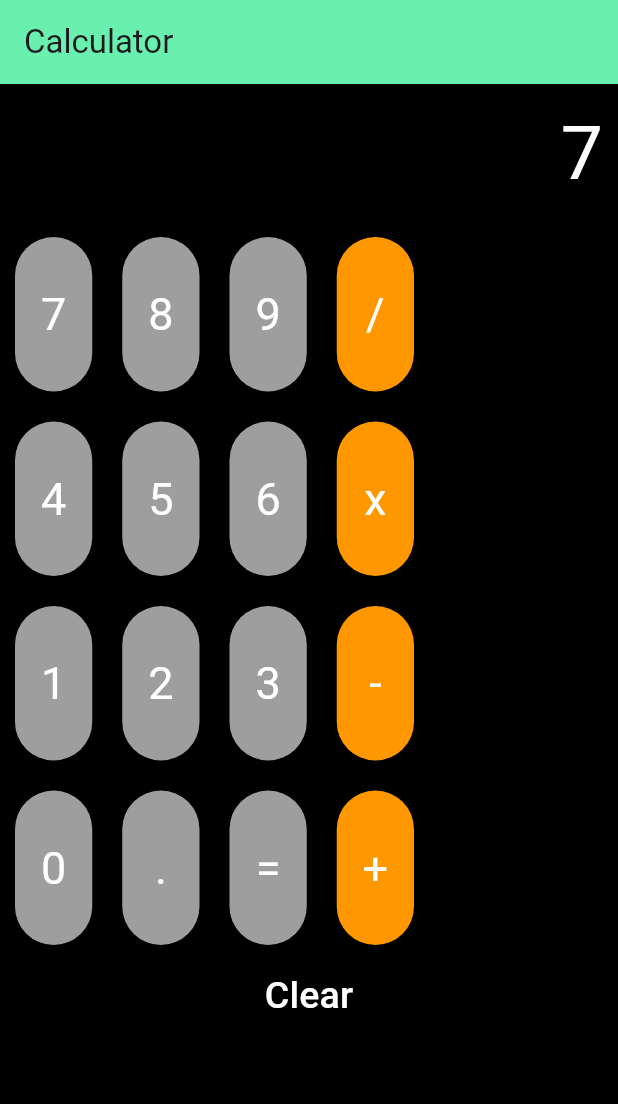
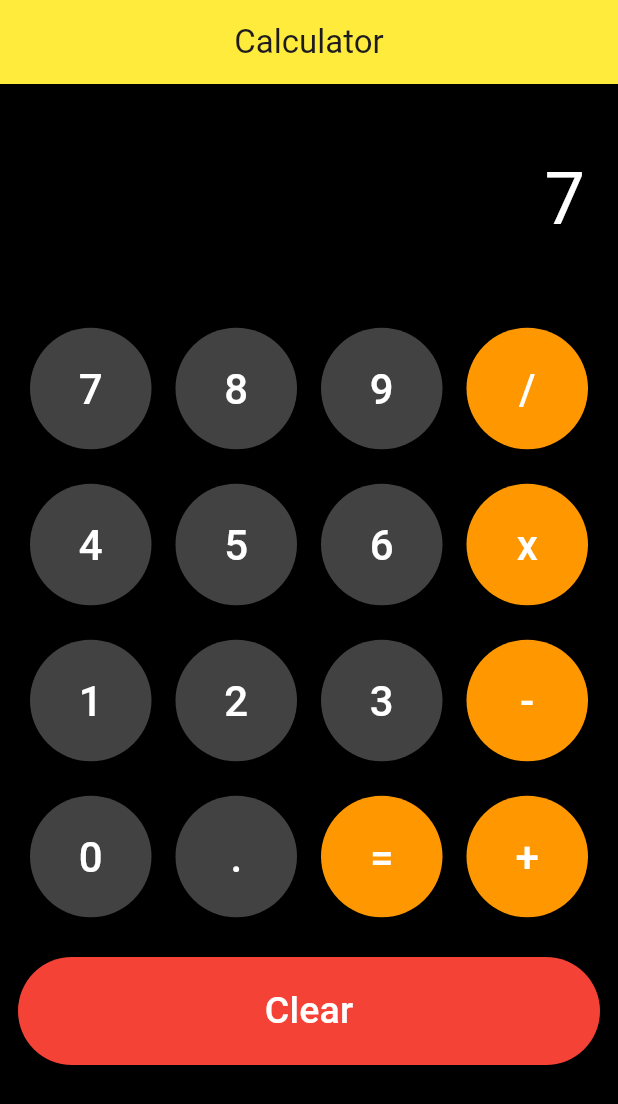
Before and after one commit to Pugazhenthi06/flutter_calculator, a Flutter app: the screen it shows after launch, after a tap on an icon or button, on a phone screen of 412 x 824 dp. Shown: the top 1104 px of the screen. Run offline on Flutter 3.47's test engine with Material 3 defaults, Android fonts, the phone set to English and light mode, and no system bars.

Commit message:
Updated to adjust screen size

```diff
--- a/flutter_series/calculator/lib/main.dart
+++ b/flutter_series/calculator/lib/main.dart
@@ -1,144 +1,168 @@
 import 'package:flutter/material.dart';
 
 void main() {
-  runApp( MainApp());
+  runApp(MainApp());
 }
 
 class MainApp extends StatefulWidget {
-   MainApp({super.key});
+  const MainApp({super.key});
 
   @override
   State<MainApp> createState() => _MainAppState();
 }
 
 class _MainAppState extends State<MainApp> {
-
   String inputvalue = "";
   String calcvalue = "";
   String operator = "";
 
   @override
   Widget build(BuildContext context) {
-
-
     return MaterialApp(
       home: Scaffold(
         appBar: AppBar(
-          title: Text("Calculator"),
-          backgroundColor: Colors.greenAccent,
+          title: const Text("Calculator"),
+          backgroundColor: Colors.yellow,
+          centerTitle: true,
         ),
         backgroundColor: Colors.black,
-        body: ListView(
+        body: SingleChildScrollView(
+          child: Padding(
+            padding: const EdgeInsets.all(12.0),
+            child: Column(
               children: [
+                Container(
 
-
-            Container(
                   alignment: Alignment.centerRight,
-              padding: EdgeInsets.all(10),
-              child: Text(inputvalue,style: TextStyle(color: Colors.white,fontSize: 50),),
+                  padding: const EdgeInsets.symmetric(vertical: 30, horizontal: 10),
+                  child: Text(
+                    inputvalue,
+                    style: const TextStyle(color: Colors.white, fontSize: 48),
+                    maxLines: 2,
+                    overflow: TextOverflow.ellipsis,
                   ),
-
-            Column(
-              children: [
-                Row(
-                  children: [
-                    calcbutton(context, "7", Colors.grey),
-                    calcbutton(context, "8", Colors.grey),
-                    calcbutton(context, "9", Colors.grey),
-                    calcbutton(context, "/", Colors.orange),
+                ),
+                const SizedBox(height: 10),
+                ..._buildButtonRows(context),
+                const SizedBox(height: 15),
+                _buildClearButton(),
               ],
             ),
-                 Row(
-                  children: [
-                    calcbutton(context, "4", Colors.grey),
-                    calcbutton(context, "5", Colors.grey),
-                    calcbutton(context, "6", Colors.grey),
-                    calcbutton(context, "x", Colors.orange),
-                  ],
           ),
-                 Row(
-                  children: [
-                    calcbutton(context, "1", Colors.grey),
-                    calcbutton(context, "2", Colors.grey),
-                    calcbutton(context, "3", Colors.grey),
-                    calcbutton(context, "-", Colors.orange),
-                  ],
-                ),
-                 Row(
-                  children: [
-                    calcbutton(context, "0", Colors.grey),
-                    calcbutton(context, ".", Colors.grey),
-                    calcbutton(context, "=", Colors.grey),
-                    calcbutton(context, "+", Colors.orange),
-                  ],
-                ),
-
-                   MaterialButton(
-                    child: Text("Clear",style: TextStyle(color: Colors.white,fontSize: 25),),
-                    onPressed: () {
-                      setState(() {
-                        inputvalue = "";
-                      });
-                    },
-                  ),
-
-              ],
-
-            )
-          ],
         ),
       ),
     );
   }
-  Widget calcbutton(BuildContext context, String text, Color bgColor) {
-  double size = MediaQuery.of(context).size.width / 8;
-  double height = MediaQuery.of(context).size.height / 8;
-  return InkWell(
-    onTap: () {
-  if (text == "x" || text == "/" || text == "-" || text == "+") {
+
+  List<Widget> _buildButtonRows(BuildContext context) {
+    final buttonRows = [
+      ["7", "8", "9", "/"],
+      ["4", "5", "6", "x"],
+      ["1", "2", "3", "-"],
+      ["0", ".", "=", "+"],
+    ];
+
+    return buttonRows.map((row) {
+      return Row(
+        children: row.map((text) {
+          final isOperator = "+-x/=".contains(text);
+          final color = isOperator ? Colors.orange : Colors.grey.shade800;
+          return _buildCalcButton(text, color);
+        }).toList(),
+      );
+    }).toList();
+  }
+
+  Widget _buildCalcButton(String text, Color bgColor) {
+    return Expanded(
+      child: Padding(
+        padding: const EdgeInsets.all(8.0),
+        child: ElevatedButton(
+          style: ElevatedButton.styleFrom(
+            backgroundColor: bgColor,
+            shape: const CircleBorder(),
+            padding: const EdgeInsets.all(24),
+          ),
+          onPressed: () => _handleButtonPress(text),
+          child: Text(
+            text,
+            style: const TextStyle(color: Colors.white, fontSize: 28),
+          ),
+        ),
+      ),
+    );
+  }
+
+  Widget _buildClearButton() {
+    return Row(
+      children: [
+        Expanded(
+          child: ElevatedButton(
+            style: ElevatedButton.styleFrom(
+              backgroundColor: Colors.red,
+              padding: const EdgeInsets.symmetric(vertical: 18),
+            ),
+            onPressed: () {
               setState(() {
+                inputvalue = "";
+                calcvalue = "";
+                operator = "";
+              });
+            },
+            child: const Text(
+              "Clear",
+              style: TextStyle(fontSize: 25, color: Colors.white),
+            ),
+          ),
+        ),
+      ],
+    );
+  }
+
+  void _handleButtonPress(String text) {
+    setState(() {
+      if ("+-x/".contains(text)) {
+        operator = text;
         calcvalue = inputvalue;
         inputvalue = "";
-      operator = text;
+      } else if (text == "=") {
+        try {
+          final a = double.parse(calcvalue);
+          final b = double.parse(inputvalue);
+
+          switch (operator) {
+            case "+":
+              inputvalue = (a + b).toString();
+              break;
+            case "-":
+              inputvalue = (a - b).toString();
+              break;
+            case "x":
+              inputvalue = (a * b).toString();
+              break;
+            case "/":
+              if (b == 0) {
+                _showSnack("Cannot divide by zero!");
+              } else {
+                inputvalue = (a / b).toString();
+              }
+              break;
+          }
+        } catch (_) {
+          _showSnack("Invalid input");
+        }
+      } else {
+        inputvalue += text;
+      }
     });
   }
-  else if (text == "=") {
-    if (operator == "+") {
-      setState(() {
-        inputvalue = (double.parse(calcvalue) + double.parse(inputvalue)).toString();
-      });
-    } else if (operator == "-") {
-      setState(() {
-        inputvalue = (double.parse(calcvalue) - double.parse(inputvalue)).toString();
-      });
-    } else if (operator == "x") {
-      setState(() {
-        inputvalue = (double.parse(calcvalue) * double.parse(inputvalue)).toString();
-      });
-    } else if (operator == "/") {
-      setState(() {
-        inputvalue = (double.parse(calcvalue) / double.parse(inputvalue)).toString();
-      });
-    }
-  }
-  else {
 
-    setState(() {
-      inputvalue += text;
-    });
-  }
-}
-  ,
-  child: Container(
-    decoration: BoxDecoration(
-      color: bgColor,
-      borderRadius: BorderRadius.circular(200)
-    ),
-    margin: EdgeInsets.all(10),
-    height: height,
-    width: size,
-    alignment: Alignment.center,
-    child: Text(text, style: TextStyle(color: Colors.white,fontSize: 30)),
+  void _showSnack(String msg) {
+    ScaffoldMessenger.of(context).showSnackBar(
+      SnackBar(
+        content: Text(msg),
+        duration: const Duration(seconds: 2),
+        backgroundColor: Colors.redAccent,
       ),
     );
   }
```
Lines whose indentation alone changed are shown as unchanged.
